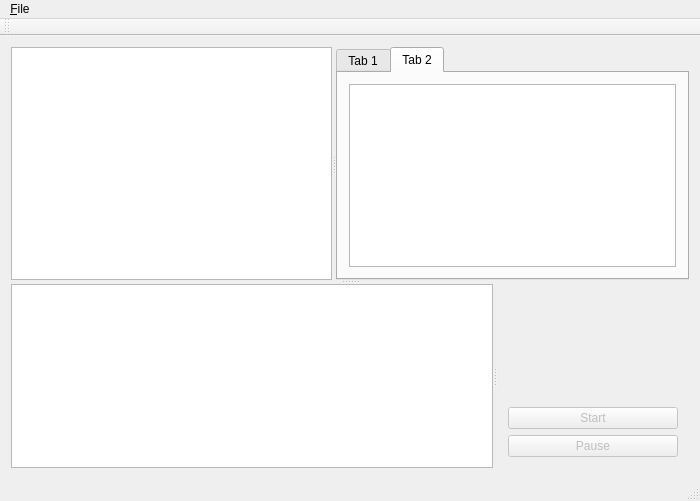
jgaa/whid, file mainwindow.ui: the form before one commit.
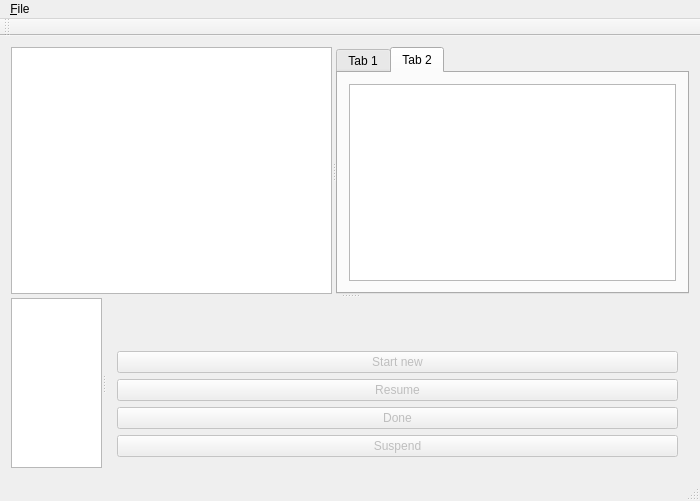
The form after the commit.

Commit message: Implemented current work logic (model and UI).

The edit to the form file:
```diff
--- a/mainwindow.ui
+++ b/mainwindow.ui
@@ -70,7 +70,20 @@
        <property name="orientation">
         <enum>Qt::Horizontal</enum>
        </property>
-       <widget class="QListView" name="currentWorkList"/>
+       <widget class="QTableView" name="currentWorkList">
+        <property name="sizeAdjustPolicy">
+         <enum>QAbstractScrollArea::AdjustToContents</enum>
+        </property>
+        <property name="alternatingRowColors">
+         <bool>true</bool>
+        </property>
+        <property name="selectionMode">
+         <enum>QAbstractItemView::SingleSelection</enum>
+        </property>
+        <property name="selectionBehavior">
+         <enum>QAbstractItemView::SelectRows</enum>
+        </property>
+       </widget>
        <widget class="QWidget" name="verticalLayoutWidget">
         <layout class="QVBoxLayout" name="verticalWorkArea">
          <item>
@@ -92,7 +105,7 @@
             <bool>false</bool>
            </property>
            <property name="text">
-            <string>Start</string>
+            <string>Start new</string>
            </property>
           </widget>
          </item>
@@ -102,7 +115,27 @@
             <bool>false</bool>
            </property>
            <property name="text">
-            <string>Pause</string>
+            <string>Resume</string>
+           </property>
+          </widget>
+         </item>
+         <item>
+          <widget class="QPushButton" name="doneButton">
+           <property name="enabled">
+            <bool>false</bool>
+           </property>
+           <property name="text">
+            <string>Done</string>
+           </property>
+          </widget>
+         </item>
+         <item>
+          <widget class="QPushButton" name="suspendButton">
+           <property name="enabled">
+            <bool>false</bool>
+           </property>
+           <property name="text">
+            <string>Suspend</string>
            </property>
           </widget>
          </item>
```
Left out of the diff: 4 changed lines with no effect on the pictures. The commit also changes 16 other files.
